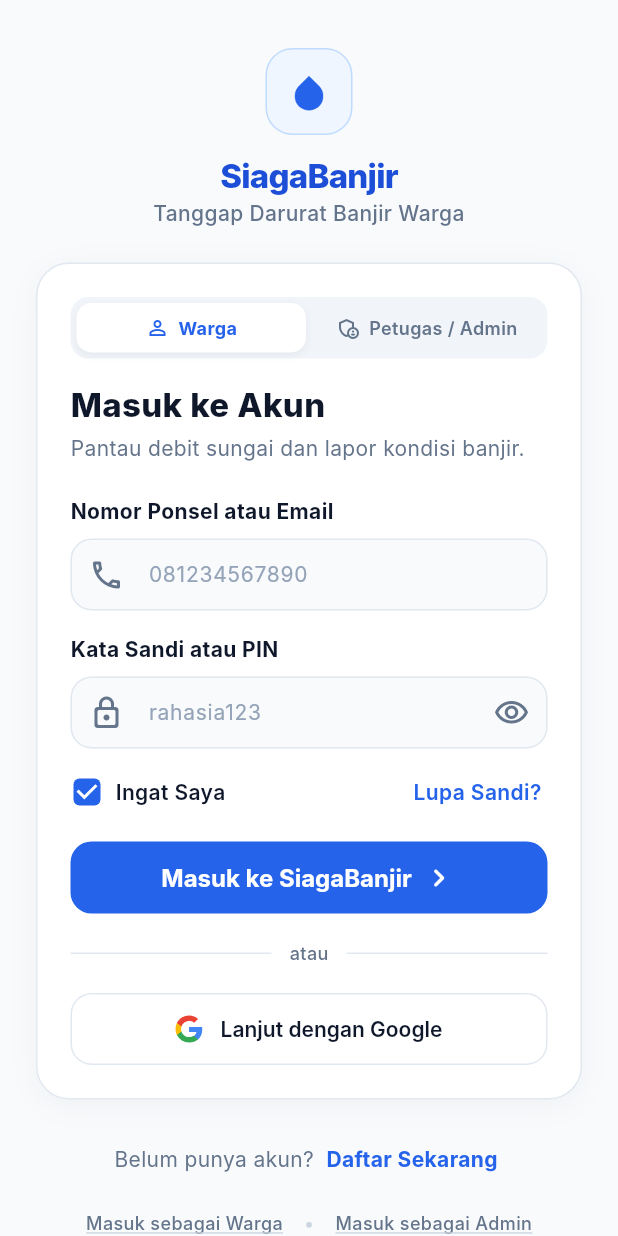
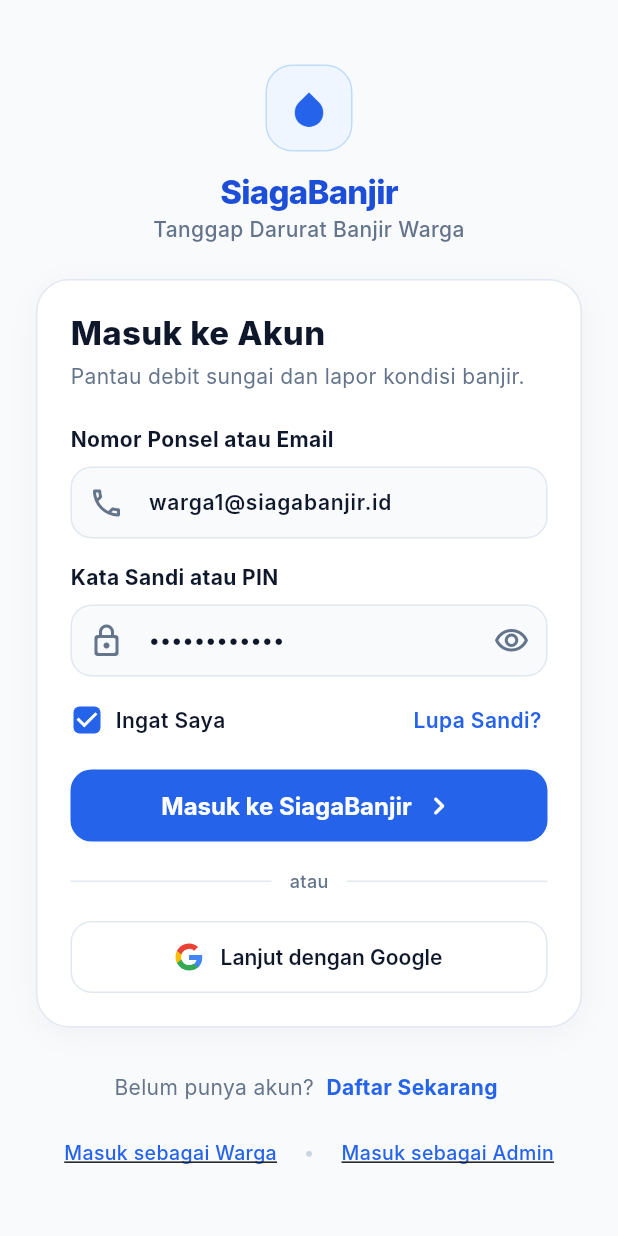
Before and after one commit to muhammadrafifatihulihsan/siagabanjir, a Flutter app: the screen it shows after launch, on a phone screen of 412 x 824 dp. Run offline on Flutter 3.47's test engine with Material 3 defaults, Android fonts, the phone set to English and light mode, and no system bars; our stand-ins replace flutter_tts, image_picker; missing offline and left inert: file_saver, file_selector.

Commit message:
fix(auth): hapus tab peran login, aktifkan autofill akun pengujian, dan sinkronkan data riil backend

```diff
--- a/apps/siagabanjir/lib/features/admin/presentation/kerangka_admin_web.dart
+++ b/apps/siagabanjir/lib/features/admin/presentation/kerangka_admin_web.dart
@@ -36,6 +36,7 @@
   void initState() {
     super.initState();
     _state.addListener(_onStateChanged);
+    _state.sinkronkanDariBackend();
   }
 
   @override
--- a/apps/siagabanjir/lib/features/autentikasi/presentation/layar_masuk.dart
+++ b/apps/siagabanjir/lib/features/autentikasi/presentation/layar_masuk.dart
@@ -1,6 +1,7 @@
 import 'package:flutter/material.dart';
 
 import '../../../app/kerangka_warga.dart';
+import '../../../core/jaringan/pengecualian_api.dart';
 import '../../../shared/theme/siaga_theme.dart';
 import '../../../shared/widgets/dialog_siaga.dart';
 import '../../admin/presentation/kerangka_admin_web.dart';
@@ -23,6 +24,7 @@
     this.onGoogleLogin,
     this.autentikasiRepository,
     this.initialRole = PeranPengguna.warga,
+    this.autofill = true,
   });
 
   final ValueChanged<String>? onLoginSuccess;
@@ -32,6 +34,7 @@
   final VoidCallback? onGoogleLogin;
   final AutentikasiRepository? autentikasiRepository;
   final PeranPengguna initialRole;
+  final bool autofill;
 
   @override
   State<LayarMasuk> createState() => _LayarMasukState();
@@ -48,6 +51,19 @@
   void initState() {
     super.initState();
     _selectedRole = widget.initialRole;
+    if (widget.autofill) {
+      _terapkanAutofillAkun();
+    }
+  }
+
+  void _terapkanAutofillAkun() {
+    if (_selectedRole == PeranPengguna.admin) {
+      _identifierController.text = 'admin1@siagabanjir.id';
+      _passwordController.text = 'password123!';
+    } else {
+      _identifierController.text = 'warga1@siagabanjir.id';
+      _passwordController.text = 'password123!';
+    }
   }
 
   @override
@@ -63,7 +79,7 @@
     ScaffoldMessenger.of(context).showSnackBar(
       SnackBar(
         content: Text(message),
-        duration: const Duration(seconds: 2),
+        duration: const Duration(seconds: 3),
         behavior: SnackBarBehavior.floating,
       ),
     );
@@ -74,11 +90,7 @@
     final password = _passwordController.text;
 
     if (identifier.isEmpty) {
-      _showFeedback(
-        _selectedRole == PeranPengguna.admin
-            ? 'Nomor ponsel atau email wajib diisi.'
-            : 'Nomor ponsel atau email wajib diisi.',
-      );
+      _showFeedback('Nomor ponsel atau email wajib diisi.');
       return;
     }
 
@@ -87,7 +99,6 @@
       return;
     }
 
-    // Hubungkan autentikasi ke backend jika tersedia
     final authRepo = widget.autentikasiRepository ?? AutentikasiRepository();
     try {
       await authRepo.masuk(
@@ -95,27 +106,72 @@
         sandi: password,
         peran: _selectedRole,
       );
-    } catch (_) {
-      // Fallback anggun untuk mode pratinjau / offline demo
+    } catch (e) {
+      if (e is PengecualianApi && (e.kodeStatus == 401 || e.kodeError == 'INVALID_CREDENTIALS')) {
+        _showFeedback('Email atau kata sandi tidak sesuai. Periksa koneksi backend atau gunakan akun pengujian.');
+        return;
+      }
+      if (e is StateError) {
+        _showFeedback(e.message);
+        return;
+      }
+      // Untuk jaringan offline atau lingkungan pengujian widget, izinkan navigasi lokal
     }
 
+    if (!mounted) return;
     _showFeedback('Berhasil masuk sebagai $identifier.');
     if (widget.onLoginWithRole != null) {
       widget.onLoginWithRole!(identifier, _selectedRole);
       return;
     }
-    widget.onLoginSuccess?.call(identifier);
+    if (widget.onLoginSuccess != null) {
+      widget.onLoginSuccess!(identifier);
+      return;
+    }
+    if (_selectedRole == PeranPengguna.admin) {
+      Navigator.of(context, rootNavigator: true).pushAndRemoveUntil(
+        MaterialPageRoute<void>(builder: (_) => const KerangkaAdminWeb()),
+        (_) => false,
+      );
+    } else {
+      Navigator.of(context, rootNavigator: true).pushAndRemoveUntil(
+        MaterialPageRoute<void>(builder: (_) => const KerangkaWarga()),
+        (_) => false,
+      );
+    }
   }
 
-  void _handleDirectAccess(PeranPengguna role) {
+  Future<void> _handleDirectAccess(PeranPengguna role) async {
     final identifier = role == PeranPengguna.admin
-        ? 'admin.bpbd@padang.go.id'
-        : '081234567890';
+        ? 'admin1@siagabanjir.id'
+        : 'warga1@siagabanjir.id';
+    const password = 'password123!';
+
+    setState(() {
+      _selectedRole = role;
+      _identifierController.text = identifier;
+      _passwordController.text = password;
+    });
+
     _showFeedback(
       role == PeranPengguna.admin
           ? 'Masuk sebagai Petugas Admin.'
           : 'Masuk sebagai Warga.',
     );
+
+    final authRepo = widget.autentikasiRepository ?? AutentikasiRepository();
+    try {
+      await authRepo.masuk(
+        identifier: identifier,
+        sandi: password,
+        peran: role,
+      );
+    } catch (_) {
+      // Izinkan akses demo bila backend belum siap atau dalam test runner
+    }
+
+    if (!mounted) return;
+
     if (widget.onLoginWithRole != null) {
       widget.onLoginWithRole!(identifier, role);
       return;
@@ -136,6 +192,15 @@
         (_) => false,
       );
     }
+  }
+
+  void _pilihPeranDanAutofill(PeranPengguna role) {
+    setState(() {
+      _selectedRole = role;
+      if (widget.autofill) {
+        _terapkanAutofillAkun();
+      }
+    });
   }
 
   void _handleForgotPassword() {
@@ -203,16 +268,7 @@
                   passwordController: _passwordController,
                   rememberMe: _rememberMe,
                   selectedRole: _selectedRole,
-                  onRoleChanged: (role) {
-                    setState(() {
-                      _selectedRole = role;
-                      if (role == PeranPengguna.admin &&
-                          _identifierController.text.isEmpty) {
-                        _identifierController.text = 'admin.bpbd@padang.go.id';
-                        _passwordController.text = 'admin123';
-                      }
-                    });
-                  },
+                  onRoleChanged: _pilihPeranDanAutofill,
                   onRememberMeChanged: (val) {
                     setState(() => _rememberMe = val);
                   },
@@ -223,11 +279,11 @@
                 const SizedBox(height: 28),
                 FooterMasuk(onRegister: _handleRegister),
                 const SizedBox(height: 18),
-                // Tombol teks transparan dan tidak mencolok untuk akses langsung ke Warga atau Admin
+                // Tombol teks untuk akses langsung dan beralih peran
                 Wrap(
                   alignment: WrapAlignment.center,
                   crossAxisAlignment: WrapCrossAlignment.center,
-                  spacing: 8,
+                  spacing: 12,
                   runSpacing: 4,
                   children: [
                     Semantics(
@@ -241,11 +297,10 @@
                           child: Text(
                             'Masuk sebagai Warga',
                             style: TextStyle(
-                              fontSize: 12,
+                              fontSize: 13,
                               fontWeight: FontWeight.w500,
-                              color: Color(0xFF64748B),
+                              color: Color(0xFF2563EB),
                               decoration: TextDecoration.underline,
-                              decorationColor: Color(0xFFCBD5E1),
                             ),
                           ),
                         ),
@@ -269,11 +324,10 @@
                           child: Text(
                             'Masuk sebagai Admin',
                             style: TextStyle(
-                              fontSize: 12,
+                              fontSize: 13,
                               fontWeight: FontWeight.w500,
-                              color: Color(0xFF64748B),
+                              color: Color(0xFF2563EB),
                               decoration: TextDecoration.underline,
-                              decorationColor: Color(0xFFCBD5E1),
                             ),
                           ),
                         ),
--- a/apps/siagabanjir/lib/features/autentikasi/presentation/widgets/kartu_masuk.dart
+++ b/apps/siagabanjir/lib/features/autentikasi/presentation/widgets/kartu_masuk.dart
@@ -59,39 +59,10 @@
       child: Column(
         crossAxisAlignment: CrossAxisAlignment.stretch,
         children: [
-          // Selector Pemisah Peran (Warga vs Admin BPBD)
-          Container(
-            padding: const EdgeInsets.all(4),
-            decoration: BoxDecoration(
-              color: const Color(0xFFF1F5F9),
-              borderRadius: BorderRadius.circular(12),
-            ),
-            child: Row(
-              children: [
-                Expanded(
-                  child: _buildRoleSelector(
-                    role: PeranPengguna.warga,
-                    icon: Icons.person_outline,
-                    label: 'Warga',
-                  ),
-                ),
-                const SizedBox(width: 4),
-                Expanded(
-                  child: _buildRoleSelector(
-                    role: PeranPengguna.admin,
-                    icon: Icons.admin_panel_settings_outlined,
-                    label: 'Petugas / Admin',
-                  ),
-                ),
-              ],
-            ),
-          ),
-          const SizedBox(height: 18),
-
           // Judul section formulir
-          const Text(
-            'Masuk ke Akun',
-            style: TextStyle(
+          Text(
+            isAdmin ? 'Masuk Petugas BPBD' : 'Masuk ke Akun',
+            style: const TextStyle(
               fontSize: SiagaTheme.judulHalaman,
               fontWeight: FontWeight.w800,
               color: Color(0xFF0F172A),
@@ -311,56 +282,6 @@
     );
   }
 
-  Widget _buildRoleSelector({
-    required PeranPengguna role,
-    required IconData icon,
-    required String label,
-  }) {
-    final isSelected = widget.selectedRole == role;
-    return InkWell(
-      onTap: () => widget.onRoleChanged?.call(role),
-      borderRadius: BorderRadius.circular(10),
-      child: Container(
-        padding: const EdgeInsets.symmetric(horizontal: 4, vertical: 8),
-        decoration: BoxDecoration(
-          color: isSelected ? Colors.white : Colors.transparent,
-          borderRadius: BorderRadius.circular(10),
-          boxShadow: isSelected
-              ? const [
-                  BoxShadow(
-                    color: Color(0x0F0F172A),
-                    blurRadius: 4,
-                    offset: Offset(0, 2),
-                  ),
-                ]
-              : null,
-        ),
-        child: FittedBox(
-          fit: BoxFit.scaleDown,
-          child: Row(
-            mainAxisAlignment: MainAxisAlignment.center,
-            children: [
-              Icon(
-                icon,
-                size: 16,
-                color: isSelected ? const Color(0xFF2563EB) : const Color(0xFF64748B),
-              ),
-              const SizedBox(width: 6),
-              Text(
-                label,
-                style: TextStyle(
-                  fontSize: 12,
-                  fontWeight: isSelected ? FontWeight.w700 : FontWeight.w600,
-                  color: isSelected ? const Color(0xFF2563EB) : const Color(0xFF64748B),
-                ),
-              ),
-            ],
-          ),
-        ),
-      ),
-    );
-  }
-
   Widget _buildTextField({
     required TextEditingController controller,
     required String hintText,
--- a/apps/siagabanjir/lib/features/pesan/presentation/layar_kotak_masuk.dart
+++ b/apps/siagabanjir/lib/features/pesan/presentation/layar_kotak_masuk.dart
@@ -42,7 +42,7 @@
     if (widget.messages == null) {
       final repo = widget.pesanRepository ?? PesanRepository();
       repo.ambilKotakMasuk().then((items) {
-        if (mounted && items.isNotEmpty) {
+        if (mounted) {
           setState(() {
             _serverMessages = items.map((e) => e.toPesanSiaga()).toList();
           });
```
Also changed, not shown: apps/siagabanjir/lib/app/kerangka_warga.dart (+12 -1 lines), apps/siagabanjir/lib/features/admin/domain/state_admin_siaga.dart (+50 -0 lines), apps/siagabanjir/lib/features/akun/presentation/layar_profil.dart (+19 -1 lines), apps/siagabanjir/lib/features/laporan/data/laporan_repository.dart (+11 -0 lines), apps/siagabanjir/lib/features/laporan/presentation/layar_buat_laporan.dart (+7 -4 lines), 5 other files.
